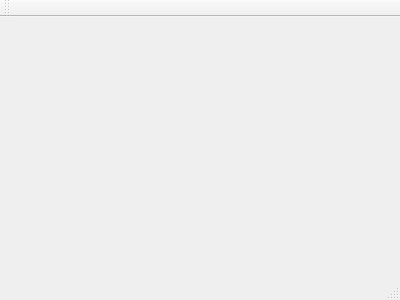
Old version of the form mainwindow.ui in the repository oysmal/GameOfLife.
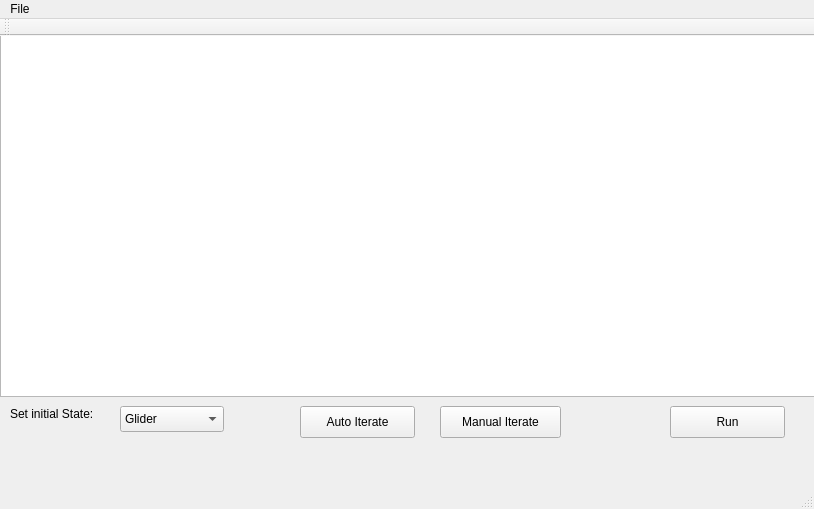
New version of the form.

```diff
--- a/mainwindow.ui
+++ b/mainwindow.ui
@@ -1,24 +1,135 @@
 <ui version="4.0">
  <class>MainWindow</class>
- <widget class="QMainWindow" name="MainWindow" >
-  <property name="geometry" >
+ <widget class="QMainWindow" name="MainWindow">
+  <property name="geometry">
    <rect>
     <x>0</x>
     <y>0</y>
-    <width>400</width>
-    <height>300</height>
+    <width>814</width>
+    <height>509</height>
    </rect>
   </property>
   <property name="windowTitle" >
    <string>MainWindow</string>
   </property>
-  <widget class="QMenuBar" name="menuBar" />
-  <widget class="QToolBar" name="mainToolBar" />
-  <widget class="QWidget" name="centralWidget" />
-  <widget class="QStatusBar" name="statusBar" />
+  <widget class="QWidget" name="centralWidget">
+   <widget class="QLabel" name="setInitialStateLabel">
+    <property name="geometry">
+     <rect>
+      <x>10</x>
+      <y>370</y>
+      <width>101</width>
+      <height>16</height>
+     </rect>
+    </property>
+    <property name="text">
+     <string>Set initial State:</string>
+    </property>
+   </widget>
+   <widget class="QComboBox" name="setStateComboBox">
+    <property name="geometry">
+     <rect>
+      <x>120</x>
+      <y>370</y>
+      <width>104</width>
+      <height>26</height>
+     </rect>
+    </property>
+    <item>
+     <property name="text">
+      <string>Glider</string>
+     </property>
+    </item>
+   </widget>
+   <widget class="QPushButton" name="runButton">
+    <property name="geometry">
+     <rect>
+      <x>670</x>
+      <y>370</y>
+      <width>115</width>
+      <height>32</height>
+     </rect>
+    </property>
+    <property name="text">
+     <string>Run</string>
+    </property>
+   </widget>
+   <widget class="QPushButton" name="autoIterateButton">
+    <property name="geometry">
+     <rect>
+      <x>300</x>
+      <y>370</y>
+      <width>115</width>
+      <height>32</height>
+     </rect>
+    </property>
+    <property name="text">
+     <string>Auto Iterate</string>
+    </property>
+   </widget>
+   <widget class="QPushButton" name="manualIterateButton">
+    <property name="geometry">
+     <rect>
+      <x>440</x>
+      <y>370</y>
+      <width>121</width>
+      <height>32</height>
+     </rect>
+    </property>
+    <property name="text">
+     <string>Manual Iterate</string>
+    </property>
+   </widget>
+   <widget class="QGraphicsView" name="graphicsView">
+    <property name="geometry">
+     <rect>
+      <x>0</x>
+      <y>-10</y>
+      <width>821</width>
+      <height>371</height>
+     </rect>
+    </property>
+   </widget>
+  </widget>
+  <widget class="QMenuBar" name="menuBar">
+   <property name="geometry">
+    <rect>
+     <x>0</x>
+     <y>0</y>
+     <width>814</width>
+     <height>22</height>
+    </rect>
+   </property>
+   <widget class="QMenu" name="menuClose">
+    <property name="title">
+     <string>File</string>
+    </property>
+    <addaction name="actionClose"/>
+    <addaction name="actionOpen_File"/>
+   </widget>
+   <addaction name="menuClose"/>
+  </widget>
+  <widget class="QToolBar" name="mainToolBar">
+   <attribute name="toolBarArea">
+    <enum>TopToolBarArea</enum>
+   </attribute>
+   <attribute name="toolBarBreak">
+    <bool>false</bool>
+   </attribute>
+  </widget>
+  <widget class="QStatusBar" name="statusBar"/>
+  <action name="actionClose">
+   <property name="text">
+    <string>Close</string>
+   </property>
+  </action>
+  <action name="actionOpen_File">
+   <property name="text">
+    <string>Open File</string>
+   </property>
+  </action>
  </widget>
- <layoutDefault spacing="6" margin="11" />
- <pixmapfunction></pixmapfunction>
+ <layoutdefault spacing="6" margin="11"/>
  <resources/>
  <connections/>
 </ui>
```
Left out of the diff: 22 changed lines with no effect on the pictures.
